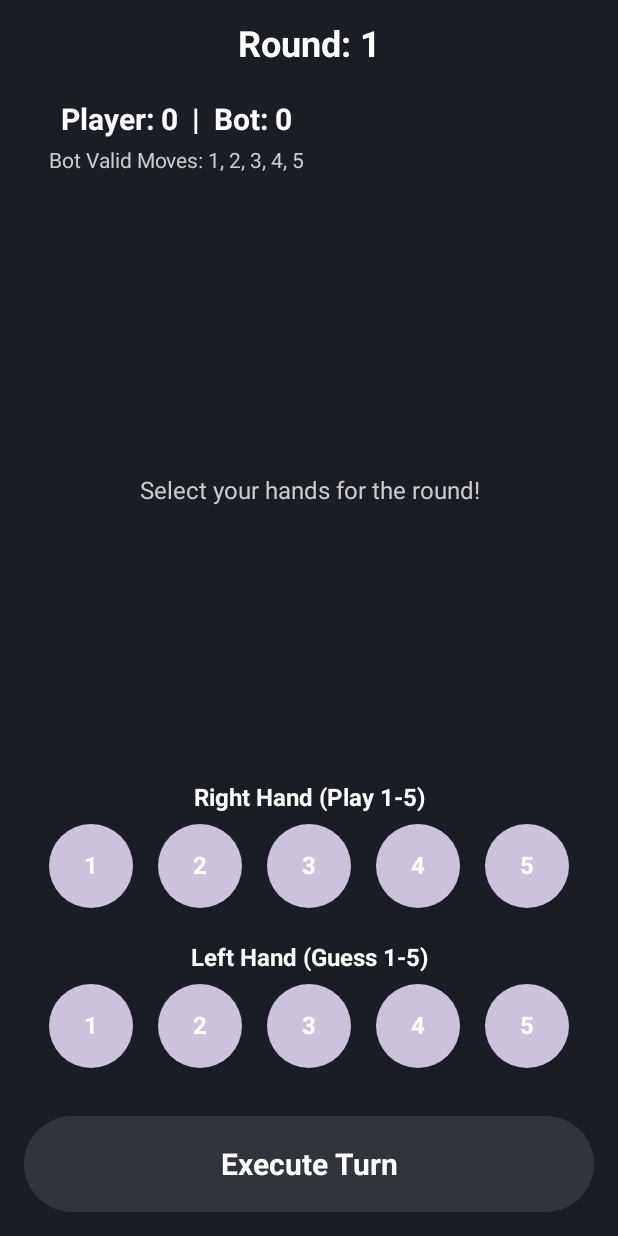
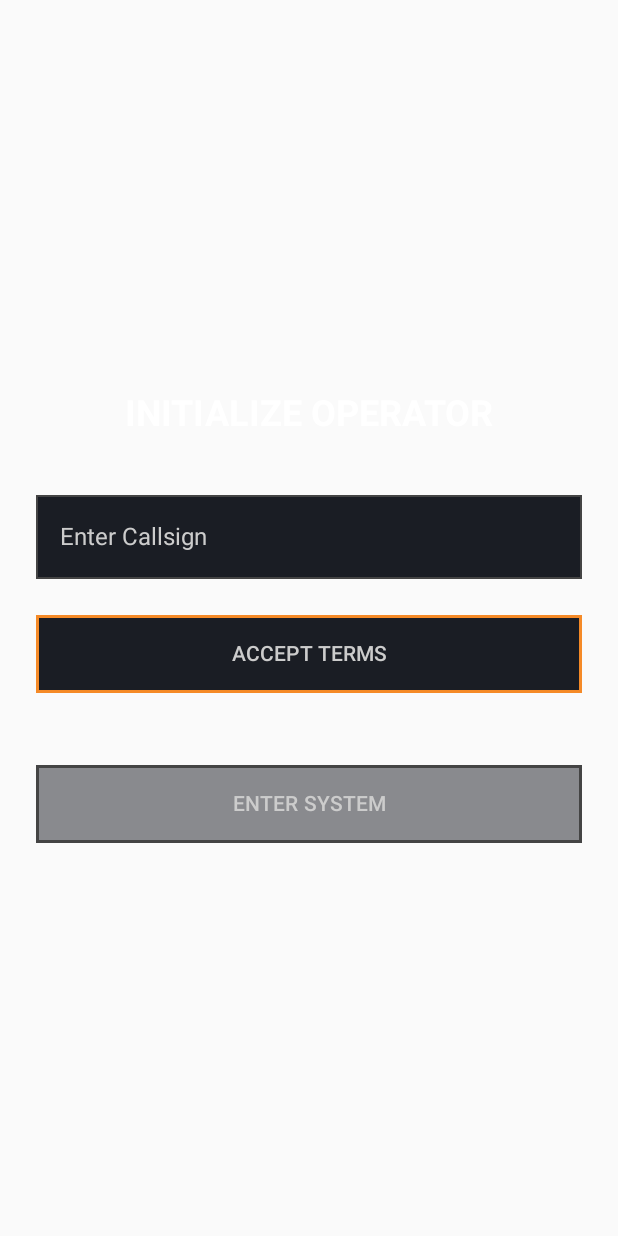
Before and after one commit to aswinsalishgit/Buffer, an Android app built with Jetpack Compose: the screen it shows after launch (MainActivity), on a phone screen of 412 x 824 dp. Run offline under Robolectric (Android 15) with nearby library versions, the light colour scheme and no system bars; 3 statements that could not run were skipped.

Commit message:
Implement Onboarding & Splash Screen with DataStore persistence and Compose Navigation routing

```diff
--- a/app/build.gradle.kts
+++ b/app/build.gradle.kts
@@ -57,6 +57,8 @@ dependencies {
     implementation("androidx.compose.ui:ui-tooling-preview")
     implementation("androidx.compose.material3:material3")
     implementation("androidx.lifecycle:lifecycle-viewmodel-compose:2.6.2")
+    implementation("androidx.datastore:datastore-preferences:1.0.0")
+    implementation("androidx.navigation:navigation-compose:2.7.5")
 
     testImplementation("junit:junit:4.13.2")
     androidTestImplementation("androidx.test.ext:junit:1.1.5")
--- /dev/null
+++ b/app/src/main/java/com/aswinsalish/buffer/BufferApp.kt
@@ -0,0 +1,46 @@
+package com.aswinsalish.buffer
+
+import androidx.compose.runtime.Composable
+import androidx.navigation.compose.NavHost
+import androidx.navigation.compose.composable
+import androidx.navigation.compose.rememberNavController
+import com.aswinsalish.buffer.core.theme.BufferTheme
+import com.aswinsalish.buffer.core.ui.SplashScreen
+import com.aswinsalish.buffer.game.ui.GameScreen
+import com.aswinsalish.buffer.onboarding.ui.OnboardingScreen
+
+@Composable
+fun BufferApp() {
+    BufferTheme {
+        val navController = rememberNavController()
+
+        NavHost(navController = navController, startDestination = "splash") {
+            composable("splash") {
+                SplashScreen(
+                    onNavigateToOnboarding = {
+                        navController.navigate("onboarding") {
+                            popUpTo("splash") { inclusive = true }
+                        }
+                    },
+                    onNavigateToGame = {
+                        navController.navigate("game") {
+                            popUpTo("splash") { inclusive = true }
+                        }
+                    }
+                )
+            }
+            composable("onboarding") {
+                OnboardingScreen(
+                    onComplete = {
+                        navController.navigate("game") {
+                            popUpTo("onboarding") { inclusive = true }
+                        }
+                    }
+                )
+            }
+            composable("game") {
+                GameScreen()
+            }
+        }
+    }
+}
--- a/app/src/main/java/com/aswinsalish/buffer/MainActivity.kt
+++ b/app/src/main/java/com/aswinsalish/buffer/MainActivity.kt
@@ -3,25 +3,12 @@ package com.aswinsalish.buffer
 import android.os.Bundle
 import androidx.activity.ComponentActivity
 import androidx.activity.compose.setContent
-import androidx.compose.foundation.layout.fillMaxSize
-import androidx.compose.material3.MaterialTheme
-import androidx.compose.material3.Surface
-import androidx.compose.ui.Modifier
-import com.aswinsalish.buffer.core.theme.BufferTheme
-import com.aswinsalish.buffer.game.ui.GameScreen
 
 class MainActivity : ComponentActivity() {
     override fun onCreate(savedInstanceState: Bundle?) {
         super.onCreate(savedInstanceState)
         setContent {
-            BufferTheme {
-                Surface(
-                    modifier = Modifier.fillMaxSize(),
-                    color = MaterialTheme.colorScheme.background
-                ) {
-                    GameScreen()
-                }
-            }
+            BufferApp()
         }
     }
 }
--- /dev/null
+++ b/app/src/main/java/com/aswinsalish/buffer/core/data/UserPreferencesRepository.kt
@@ -0,0 +1,45 @@
+package com.aswinsalish.buffer.core.data
+
+import android.content.Context
+import androidx.datastore.core.DataStore
+import androidx.datastore.preferences.core.Preferences
+import androidx.datastore.preferences.core.booleanPreferencesKey
+import androidx.datastore.preferences.core.edit
+import androidx.datastore.preferences.core.stringPreferencesKey
+import androidx.datastore.preferences.preferencesDataStore
+import kotlinx.coroutines.flow.Flow
+import kotlinx.coroutines.flow.map
+
+val Context.dataStore: DataStore<Preferences> by preferencesDataStore(name = "user_prefs")
+
+data class UserPreferences(
+    val username: String?,
+    val termsAccepted: Boolean
+)
+
+class UserPreferencesRepository(private val dataStore: DataStore<Preferences>) {
+
+    companion object {
+        val USERNAME = stringPreferencesKey("username")
+        val TERMS_ACCEPTED = booleanPreferencesKey("terms_accepted")
+    }
+
+    val userPreferencesFlow: Flow<UserPreferences> = dataStore.data
+        .map { preferences ->
+            val username = preferences[USERNAME]
+            val termsAccepted = preferences[TERMS_ACCEPTED] ?: false
+            UserPreferences(username, termsAccepted)
+        }
+
+    suspend fun saveUsername(username: String) {
+        dataStore.edit { preferences ->
+            preferences[USERNAME] = username
+        }
+    }
+
+    suspend fun saveTermsAccepted(accepted: Boolean) {
+        dataStore.edit { preferences ->
+            preferences[TERMS_ACCEPTED] = accepted
+        }
+    }
+}
--- /dev/null
+++ b/app/src/main/java/com/aswinsalish/buffer/core/data/UserPreferencesViewModel.kt
@@ -0,0 +1,34 @@
+package com.aswinsalish.buffer.core.data
+
+import android.app.Application
+import androidx.lifecycle.AndroidViewModel
+import androidx.lifecycle.viewModelScope
+import kotlinx.coroutines.flow.SharingStarted
+import kotlinx.coroutines.flow.StateFlow
+import kotlinx.coroutines.flow.map
+import kotlinx.coroutines.flow.stateIn
+import kotlinx.coroutines.launch
+
+sealed class PreferencesState {
+    object Loading : PreferencesState()
+    data class Loaded(val prefs: UserPreferences) : PreferencesState()
+}
+
+class UserPreferencesViewModel(application: Application) : AndroidViewModel(application) {
+    private val repository = UserPreferencesRepository(application.dataStore)
+
+    val preferencesState: StateFlow<PreferencesState> = repository.userPreferencesFlow
+        .map { PreferencesState.Loaded(it) }
+        .stateIn(
+            scope = viewModelScope,
+            started = SharingStarted.WhileSubscribed(5000),
+            initialValue = PreferencesState.Loading
+        )
+
+    fun completeOnboarding(username: String) {
+        viewModelScope.launch {
+            repository.saveUsername(username)
+            repository.saveTermsAccepted(true)
+        }
+    }
+}
--- /dev/null
+++ b/app/src/main/java/com/aswinsalish/buffer/core/ui/SplashScreen.kt
@@ -0,0 +1,66 @@
+package com.aswinsalish.buffer.core.ui
+
+import androidx.compose.foundation.Image
+import androidx.compose.foundation.background
+import androidx.compose.foundation.layout.*
+import androidx.compose.material3.LinearProgressIndicator
+import androidx.compose.material3.MaterialTheme
+import androidx.compose.runtime.Composable
+import androidx.compose.runtime.LaunchedEffect
+import androidx.compose.runtime.collectAsState
+import androidx.compose.runtime.getValue
+import androidx.compose.ui.Alignment
+import androidx.compose.ui.Modifier
+import androidx.compose.ui.graphics.ColorFilter
+import androidx.compose.ui.res.painterResource
+import androidx.compose.ui.unit.dp
+import androidx.lifecycle.viewmodel.compose.viewModel
+import com.aswinsalish.buffer.R
+import com.aswinsalish.buffer.core.data.PreferencesState
+import com.aswinsalish.buffer.core.data.UserPreferencesViewModel
+import com.aswinsalish.buffer.core.theme.AccentColor
+import kotlinx.coroutines.delay
+
+@Composable
+fun SplashScreen(
+    onNavigateToOnboarding: () -> Unit,
+    onNavigateToGame: () -> Unit,
+    viewModel: UserPreferencesViewModel = viewModel()
+) {
+    val preferencesState by viewModel.preferencesState.collectAsState()
+
+    LaunchedEffect(preferencesState) {
+        if (preferencesState is PreferencesState.Loaded) {
+            val prefs = (preferencesState as PreferencesState.Loaded).prefs
+            // Fake loading delay for aesthetic
+            delay(1500)
+            if (prefs.username.isNullOrBlank() || !prefs.termsAccepted) {
+                onNavigateToOnboarding()
+            } else {
+                onNavigateToGame()
+            }
+        }
+    }
+
+    Box(
+        modifier = Modifier
+            .fillMaxSize()
+            .background(MaterialTheme.colorScheme.background),
+        contentAlignment = Alignment.Center
+    ) {
+        Column(horizontalAlignment = Alignment.CenterHorizontally) {
+            Image(
+                painter = painterResource(id = R.drawable.ic_tactical_b),
+                contentDescription = "Logo",
+                modifier = Modifier.size(120.dp),
+                colorFilter = ColorFilter.tint(AccentColor)
+            )
+            Spacer(modifier = Modifier.height(32.dp))
+            LinearProgressIndicator(
+                color = AccentColor,
+                trackColor = MaterialTheme.colorScheme.surfaceVariant,
+                modifier = Modifier.width(200.dp)
+            )
+        }
+    }
+}
--- /dev/null
+++ b/app/src/main/java/com/aswinsalish/buffer/onboarding/ui/OnboardingScreen.kt
@@ -0,0 +1,60 @@
+package com.aswinsalish.buffer.onboarding.ui
+
+import androidx.compose.foundation.layout.*
+import androidx.compose.material3.MaterialTheme
+import androidx.compose.material3.Text
+import androidx.compose.runtime.*
+import androidx.compose.ui.Alignment
+import androidx.compose.ui.Modifier
+import androidx.compose.ui.unit.dp
+import androidx.lifecycle.viewmodel.compose.viewModel
+import com.aswinsalish.buffer.core.components.BlockyButton
+import com.aswinsalish.buffer.core.components.BlockyTextField
+import com.aswinsalish.buffer.core.data.UserPreferencesViewModel
+
+@Composable
+fun OnboardingScreen(
+    onComplete: () -> Unit,
+    viewModel: UserPreferencesViewModel = viewModel()
+) {
+    var username by remember { mutableStateOf("") }
+    var termsAccepted by remember { mutableStateOf(false) }
+
+    Column(
+        modifier = Modifier
+            .fillMaxSize()
+            .padding(24.dp),
+        horizontalAlignment = Alignment.CenterHorizontally,
+        verticalArrangement = Arrangement.Center
+    ) {
+        Text("INITIALIZE OPERATOR", style = MaterialTheme.typography.headlineMedium)
+        Spacer(modifier = Modifier.height(32.dp))
+
+        BlockyTextField(
+            value = username,
+            onValueChange = { username = it },
+            label = "Enter Callsign"
+        )
+
+        Spacer(modifier = Modifier.height(24.dp))
+
+        BlockyButton(
+            text = if (termsAccepted) "TERMS ACCEPTED" else "ACCEPT TERMS",
+            onClick = { termsAccepted = !termsAccepted },
+            isActive = termsAccepted,
+            modifier = Modifier.fillMaxWidth()
+        )
+
+        Spacer(modifier = Modifier.height(48.dp))
+
+        BlockyButton(
+            text = "ENTER SYSTEM",
+            onClick = {
+                viewModel.completeOnboarding(username)
+                onComplete()
+            },
+            enabled = username.isNotBlank() && termsAccepted,
+            modifier = Modifier.fillMaxWidth()
+        )
+    }
+}
--- /dev/null
+++ b/app/src/main/res/drawable/ic_tactical_b.xml
@@ -0,0 +1,9 @@
+<vector xmlns:android="http://schemas.android.com/apk/res/android"
+    android:width="120dp"
+    android:height="120dp"
+    android:viewportWidth="24"
+    android:viewportHeight="24">
+  <path
+      android:pathData="M 6 4 L 14 4 L 18 8 L 14 12 L 18 16 L 14 20 L 6 20 Z M 10 8 L 13 8 L 13 10 L 10 10 Z M 10 14 L 13 14 L 13 16 L 10 16 Z"
+      android:fillColor="#F58A27"/>
+</vector>
```
